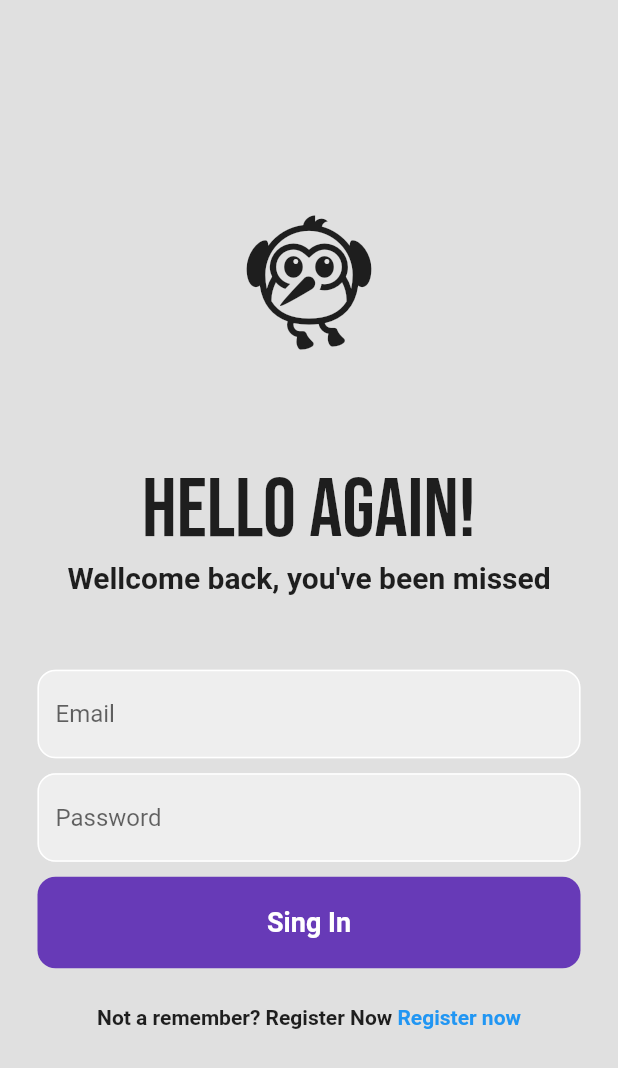
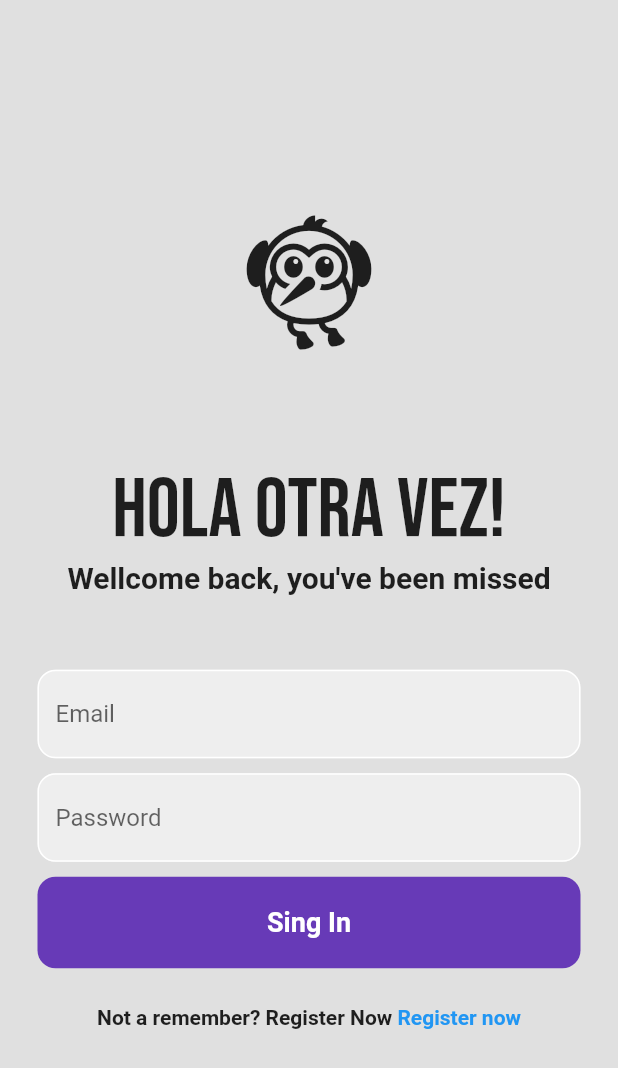
Before and after one commit to yamilsaad/login_flutter, a Flutter app: the screen it shows after launch, on a phone screen of 412 x 824 dp. Shown: the top 1068 px of the screen. Run offline on Flutter 3.47's test engine with Material 2 defaults, Android fonts, the light colour scheme and no system bars; our stand-ins replace firebase_auth, firebase_core, google_fonts; accounts and stored records are empty.

Commit message:
cambio de hello again

```diff
--- a/lib/pages/login_page.dart
+++ b/lib/pages/login_page.dart
@@ -46,7 +46,7 @@ class _LoginPageState extends State<LoginPage> {
                 ),
                 SizedBox(height: 70),
                 //Hello again
-                Text('Hello Again!',
+                Text('Hola otra vez!',
                     style: GoogleFonts.bebasNeue(
                       fontSize: 55,
                     )),
```
